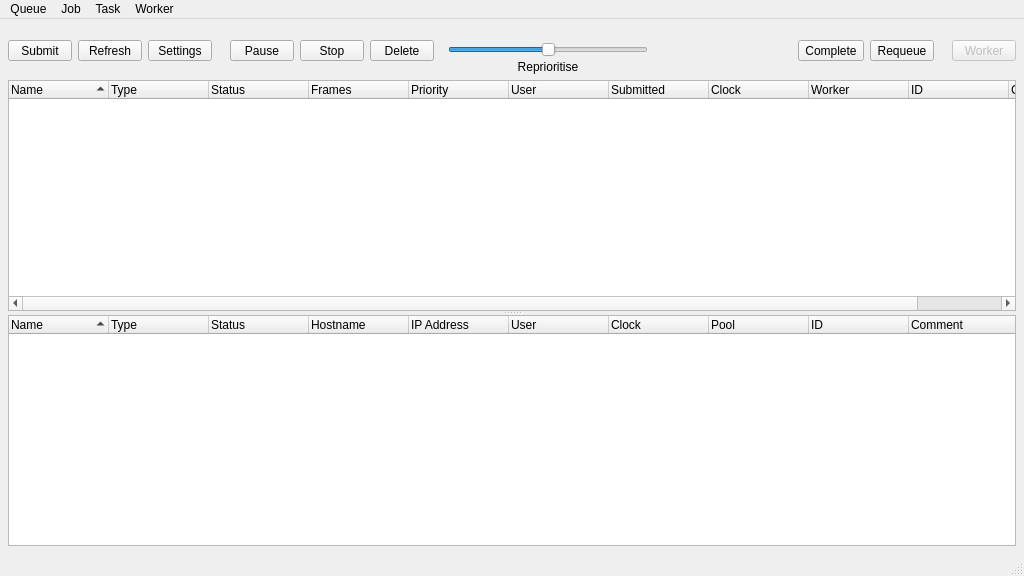
First picture: the form in renderqueue.ui, repository all-in-one-of/renderqueue, before the edit.
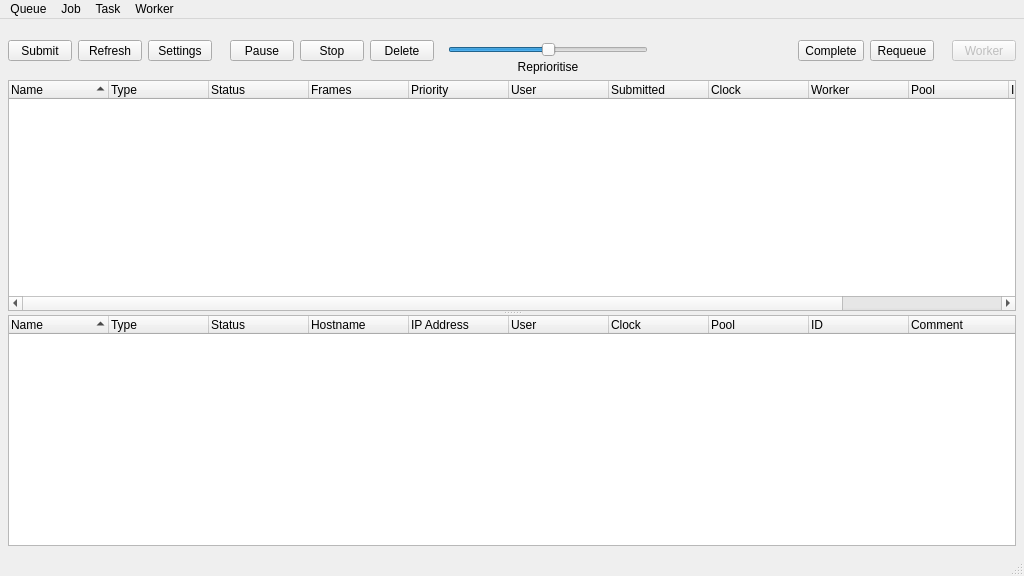
Second picture: the form after the edit. Icons and pictures are not drawn.

Commit message: Added secondary pool option to submitter (for Deadline)

Patch:
```diff
--- a/renderqueue.ui
+++ b/renderqueue.ui
@@ -642,6 +642,11 @@
          <string>Worker</string>
         </property>
        </column>
+       <column>
+        <property name="text">
+         <string>Pool</string>
+        </property>
+       </column>
        <column>
         <property name="text">
          <string>ID</string>
```
Left out of the diff: 8 changed lines with no effect on the pictures. The commit also changes 9 other files.
